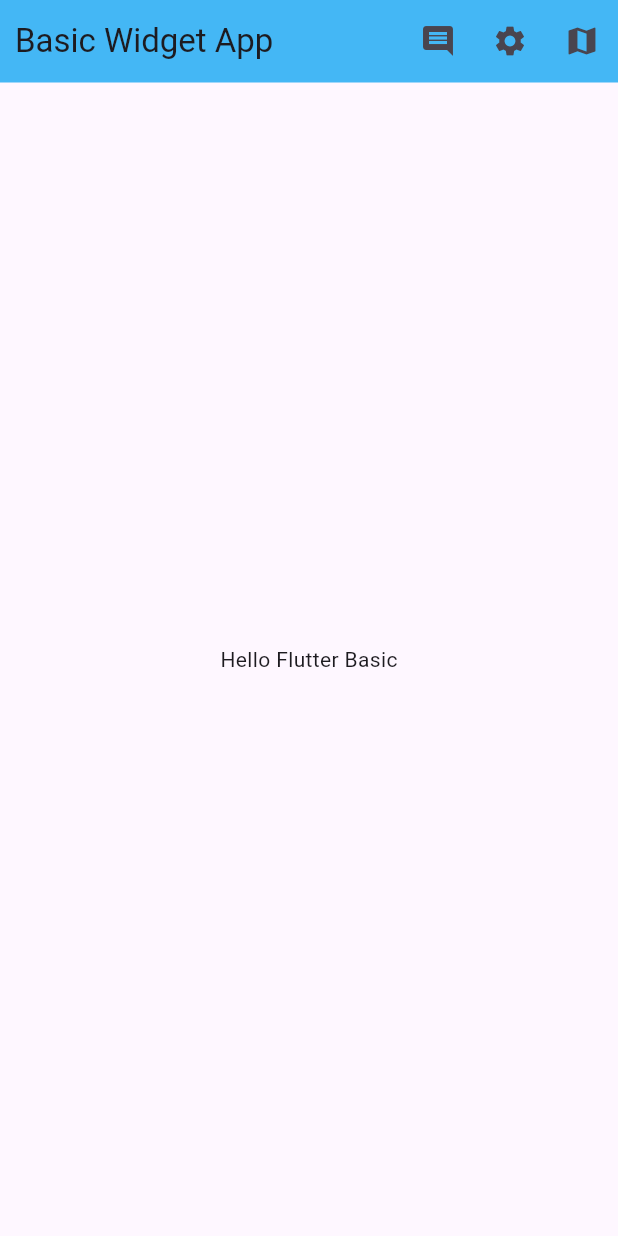
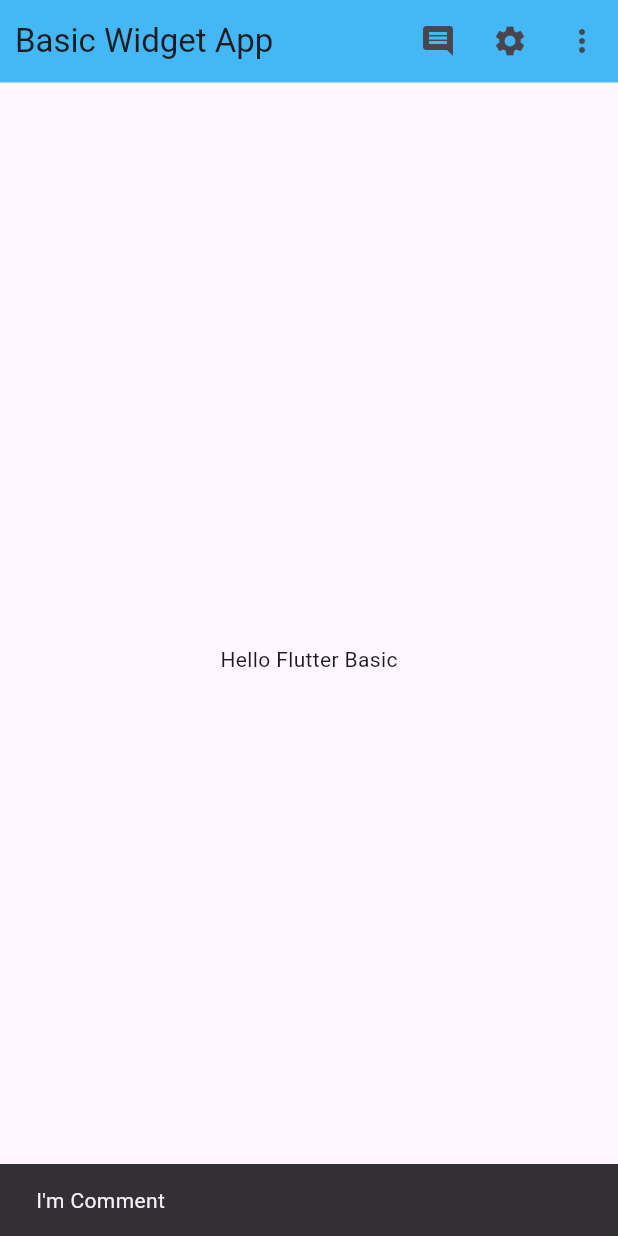
Before and after one commit to sazidmahmud36/flutter_world, a Flutter app: the screen it shows after launch, after a tap on the "comment" icon, on a phone screen of 412 x 824 dp. Run offline on Flutter 3.47's test engine with Material 3 defaults, Android fonts, the phone set to English and light mode, and no system bars.

Commit message:
SnackBar On appBar Icon

```diff
--- a/basic_wiz/lib/main.dart
+++ b/basic_wiz/lib/main.dart
@@ -18,6 +18,14 @@ class MyApp extends StatelessWidget{
 
 class HomeActivity extends StatelessWidget{
   const HomeActivity({super.key});
+
+  MySnackBar(message, context){
+    return ScaffoldMessenger.of(context)
+        .showSnackBar(
+        SnackBar(content: Text(message))
+    );
+  }
+
   @override
   Widget build(BuildContext context) {
     return Scaffold(
@@ -30,9 +38,9 @@ class HomeActivity extends StatelessWidget{
         toolbarOpacity: 1,
         elevation: 6,
         actions: [
-          IconButton(onPressed: (){}, icon: Icon(Icons.comment)),
-          IconButton(onPressed: (){}, icon: Icon(Icons.settings)),
-          IconButton(onPressed: (){}, icon: Icon(Icons.map)),
+          IconButton(onPressed: (){MySnackBar("I'm Comment", context);}, icon: Icon(Icons.comment)),
+          IconButton(onPressed: (){MySnackBar("I'm Settings", context);}, icon: Icon(Icons.settings)),
+          IconButton(onPressed: (){MySnackBar("I'm More Button", context);}, icon: Icon(Icons.more_vert)),
         ],
       ),
       body: Center(
```
